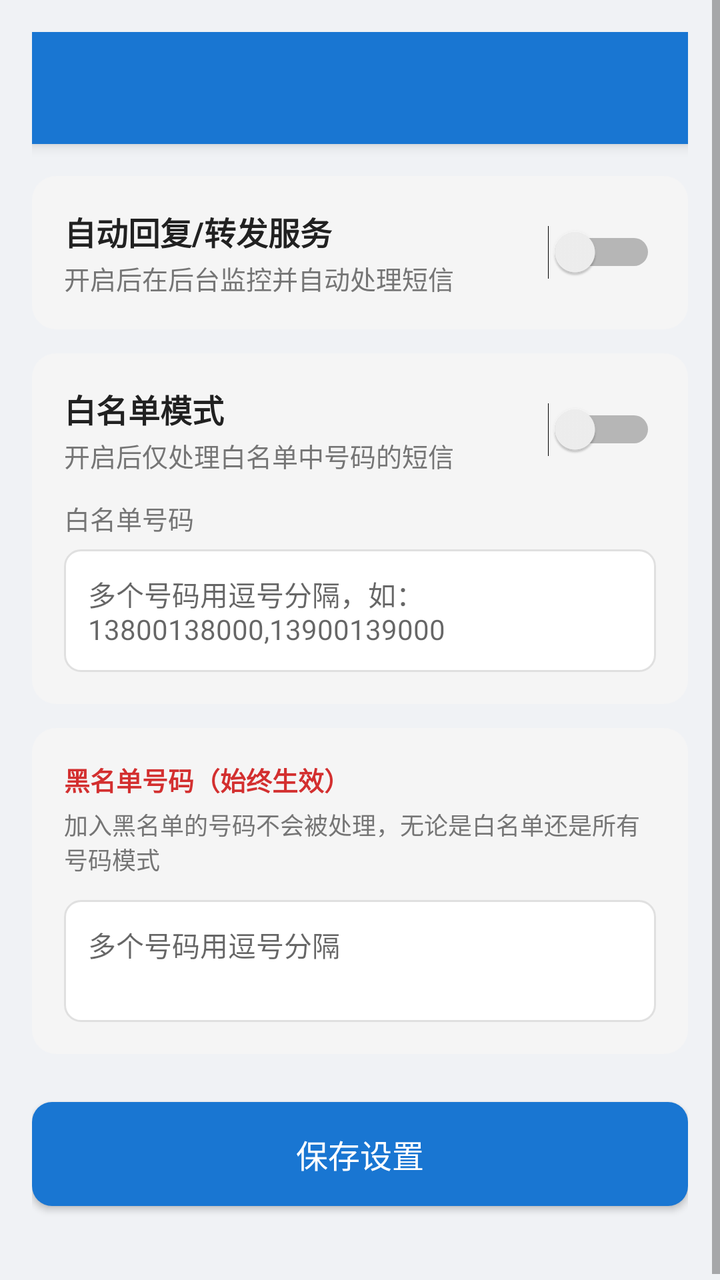
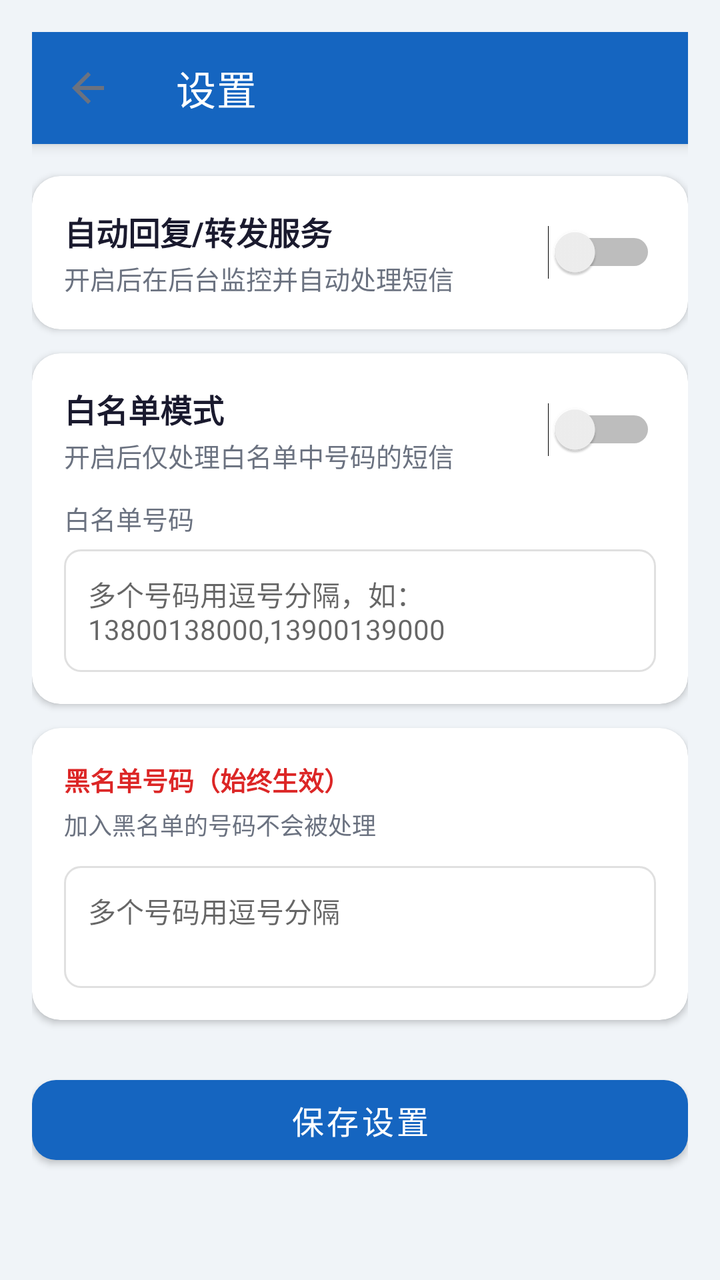

Two renders of the same Android screen: before a commit and after it. Below are the layout's source before the change and the commit's diff.
<!-- AndroidManifest.xml: application theme Theme.SmsAutoReply -->
<!-- res/layout/activity_settings.xml -->
<?xml version="1.0" encoding="utf-8"?>
<ScrollView xmlns:android="http://schemas.android.com/apk/res/android"
    android:layout_width="match_parent"
    android:layout_height="match_parent"
    android:background="@color/page_bg">

    <LinearLayout
        android:layout_width="match_parent"
        android:layout_height="wrap_content"
        android:orientation="vertical"
        android:padding="16dp">

        <androidx.appcompat.widget.Toolbar
            android:id="@+id/toolbar"
            android:layout_width="match_parent"
            android:layout_height="?attr/actionBarSize"
            android:background="@color/primary"
            android:layout_margin="-16dp"
            android:layout_marginBottom="16dp"
            android:elevation="4dp" />

        
        <LinearLayout
            android:layout_width="match_parent"
            android:layout_height="wrap_content"
            android:orientation="horizontal"
            android:gravity="center_vertical"
            android:background="@drawable/card_bg"
            android:layout_marginBottom="12dp">

            <LinearLayout
                android:layout_width="0dp"
                android:layout_height="wrap_content"
                android:layout_weight="1"
                android:orientation="vertical">

                <TextView
                    android:layout_width="wrap_content"
                    android:layout_height="wrap_content"
                    android:text="自动回复/转发服务"
                    android:textSize="16sp"
                    android:textColor="@color/text_primary"
                    android:textStyle="bold" />

                <TextView
                    android:layout_width="wrap_content"
                    android:layout_height="wrap_content"
                    android:text="开启后在后台监控并自动处理短信"
                    android:textSize="13sp"
                    android:textColor="@color/text_secondary"
                    android:layout_marginTop="2dp" />

            </LinearLayout>

            <Switch
                android:id="@+id/switch_service_enabled"
                android:layout_width="wrap_content"
                android:layout_height="wrap_content" />

        </LinearLayout>

        
        <LinearLayout
            android:layout_width="match_parent"
            android:layout_height="wrap_content"
            android:orientation="vertical"
            android:background="@drawable/card_bg"
            android:layout_marginBottom="12dp">

            <LinearLayout
                android:layout_width="match_parent"
                android:layout_height="wrap_content"
                android:orientation="horizontal"
                android:gravity="center_vertical"
                android:layout_marginBottom="12dp">

                <LinearLayout
                    android:layout_width="0dp"
                    android:layout_height="wrap_content"
                    android:layout_weight="1"
                    android:orientation="vertical">

                    <TextView
                        android:layout_width="wrap_content"
                        android:layout_height="wrap_content"
                        android:text="白名单模式"
                        android:textSize="16sp"
                        android:textColor="@color/text_primary"
                        android:textStyle="bold" />

                    <TextView
                        android:layout_width="wrap_content"
                        android:layout_height="wrap_content"
                        android:text="开启后仅处理白名单中号码的短信"
                        android:textSize="13sp"
                        android:textColor="@color/text_secondary"
                        android:layout_marginTop="2dp" />

                </LinearLayout>

                <Switch
                    android:id="@+id/switch_whitelist_mode"
                    android:layout_width="wrap_content"
                    android:layout_height="wrap_content" />

            </LinearLayout>

            <TextView
                android:layout_width="wrap_content"
                android:layout_height="wrap_content"
                android:text="白名单号码"
                android:textSize="13sp"
                android:textColor="@color/text_secondary"
                android:layout_marginBottom="6dp" />

            <EditText
                android:id="@+id/et_whitelist_numbers"
                android:layout_width="match_parent"
                android:layout_height="wrap_content"
                android:hint="多个号码用逗号分隔，如：13800138000,13900139000"
                android:minLines="2"
                android:gravity="top"
                android:padding="12dp"
                android:background="@drawable/edittext_bg"
                android:textSize="14sp" />

        </LinearLayout>

        
        <LinearLayout
            android:layout_width="match_parent"
            android:layout_height="wrap_content"
            android:orientation="vertical"
            android:background="@drawable/card_bg"
            android:layout_marginBottom="24dp">

            <TextView
                android:layout_width="wrap_content"
                android:layout_height="wrap_content"
                android:text="黑名单号码（始终生效）"
                android:textSize="13sp"
                android:textColor="#D32F2F"
                android:textStyle="bold"
                android:layout_marginBottom="4dp" />

            <TextView
                android:layout_width="wrap_content"
                android:layout_height="wrap_content"
                android:text="加入黑名单的号码不会被处理，无论是白名单还是所有号码模式"
                android:textSize="12sp"
                android:textColor="@color/text_secondary"
                android:layout_marginBottom="12dp" />

            <EditText
                android:id="@+id/et_blacklist_numbers"
                android:layout_width="match_parent"
                android:layout_height="wrap_content"
                android:hint="多个号码用逗号分隔"
                android:minLines="2"
                android:gravity="top"
                android:padding="12dp"
                android:background="@drawable/edittext_bg"
                android:textSize="14sp" />

        </LinearLayout>

        <Button
            android:id="@+id/btn_save_settings"
            android:layout_width="match_parent"
            android:layout_height="52dp"
            android:text="保存设置"
            android:textSize="16sp"
            android:textColor="#FFFFFF"
            android:background="@drawable/btn_primary_bg"
            android:gravity="center"
            android:textAllCaps="false"
            android:layout_marginBottom="24dp" />

    </LinearLayout>

</ScrollView>
<!-- resources referenced by this layout -->
<resources>
  <color name="page_bg">#F0F2F5</color>
  <color name="primary">#1976D2</color>
  <color name="text_primary">#212121</color>
  <color name="text_secondary">#757575</color>
  <!-- drawable btn_primary_bg (drawable) -->
  <?xml version="1.0" encoding="utf-8"?>
  <shape xmlns:android="http://schemas.android.com/apk/res/android"
      android:shape="rectangle">
      <solid android:color="#1976D2" />
      <corners android:radius="10dp" />
  </shape>
  <!-- drawable card_bg (drawable) -->
  <?xml version="1.0" encoding="utf-8"?>
  <shape xmlns:android="http://schemas.android.com/apk/res/android"
      android:shape="rectangle">
      <solid android:color="#F5F5F5" />
      <corners android:radius="12dp" />
      <padding android:left="16dp" android:top="16dp" android:right="16dp" android:bottom="16dp" />
  </shape>
  <!-- drawable edittext_bg (drawable) -->
  <?xml version="1.0" encoding="utf-8"?>
  <shape xmlns:android="http://schemas.android.com/apk/res/android"
      android:shape="rectangle">
      <solid android:color="#FFFFFF" />
      <stroke android:width="1dp" android:color="#E0E0E0" />
      <corners android:radius="8dp" />
      <padding android:left="12dp" android:top="12dp" android:right="12dp" android:bottom="12dp" />
  </shape>
  <style name="Theme.SmsAutoReply" parent="Theme.AppCompat.Light.DarkActionBar">
          <item name="colorPrimary">#FF1976D2</item>
          <item name="colorPrimaryDark">#FF1565C0</item>
          <item name="colorAccent">#FF26A69A</item>
          <item name="android:statusBarColor">#FF1565C0</item>
      </style>
</resources>

<!-- the commit's change to res/layout/activity_settings.xml (unified diff, before → after) -->
@@ -1,5 +1,6 @@
 <?xml version="1.0" encoding="utf-8"?>
 <ScrollView xmlns:android="http://schemas.android.com/apk/res/android"
+    xmlns:app="http://schemas.android.com/apk/res-auto"
     android:layout_width="match_parent"
     android:layout_height="match_parent"
     android:background="@color/page_bg">
@@ -17,62 +18,27 @@
             android:background="@color/primary"
             android:layout_margin="-16dp"
             android:layout_marginBottom="16dp"
-            android:elevation="4dp" />
+            android:elevation="4dp"
+            app:title="设置"
+            app:titleTextColor="@color/on_primary"
+            app:navigationIcon="?attr/homeAsUpIndicator" />
 
         
-        <LinearLayout
+        <com.google.android.material.card.MaterialCardView
             android:layout_width="match_parent"
             android:layout_height="wrap_content"
-            android:orientation="horizontal"
-            android:gravity="center_vertical"
-            android:background="@drawable/card_bg"
-            android:layout_marginBottom="12dp">
-
-            <LinearLayout
-                android:layout_width="0dp"
-                android:layout_height="wrap_content"
-                android:layout_weight="1"
-                android:orientation="vertical">
-
-                <TextView
-                    android:layout_width="wrap_content"
-                    android:layout_height="wrap_content"
-                    android:text="自动回复/转发服务"
-                    android:textSize="16sp"
-                    android:textColor="@color/text_primary"
-                    android:textStyle="bold" />
-
-                <TextView
-                    android:layout_width="wrap_content"
-                    android:layout_height="wrap_content"
-                    android:text="开启后在后台监控并自动处理短信"
-                    android:textSize="13sp"
-                    android:textColor="@color/text_secondary"
-                    android:layout_marginTop="2dp" />
-
-            </LinearLayout>
-
-            <Switch
-                android:id="@+id/switch_service_enabled"
-                android:layout_width="wrap_content"
-                android:layout_height="wrap_content" />
-
-        </LinearLayout>
-
-        
-        <LinearLayout
-            android:layout_width="match_parent"
-            android:layout_height="wrap_content"
-            android:orientation="vertical"
-            android:background="@drawable/card_bg"
-            android:layout_marginBottom="12dp">
+            android:layout_marginBottom="12dp"
+            app:cardCornerRadius="14dp"
+            app:cardElevation="2dp"
+            app:cardBackgroundColor="@color/card_bg"
+            app:strokeWidth="0dp"
+            app:contentPadding="16dp">
 
             <LinearLayout
                 android:layout_width="match_parent"
                 android:layout_height="wrap_content"
                 android:orientation="horizontal"
-                android:gravity="center_vertical"
-                android:layout_marginBottom="12dp">
+                android:gravity="center_vertical">
 
                 <LinearLayout
                     android:layout_width="0dp"
@@ -83,7 +49,7 @@
                     <TextView
                         android:layout_width="wrap_content"
                         android:layout_height="wrap_content"
-                        android:text="白名单模式"
+                        android:text="自动回复/转发服务"
                         android:textSize="16sp"
                         android:textColor="@color/text_primary"
                         android:textStyle="bold" />
@@ -91,7 +57,7 @@
                     <TextView
                         android:layout_width="wrap_content"
                         android:layout_height="wrap_content"
-                        android:text="开启后仅处理白名单中号码的短信"
+                        android:text="开启后在后台监控并自动处理短信"
                         android:textSize="13sp"
                         android:textColor="@color/text_secondary"
                         android:layout_marginTop="2dp" />
@@ -99,81 +65,147 @@
                 </LinearLayout>
 
                 <Switch
-                    android:id="@+id/switch_whitelist_mode"
+                    android:id="@+id/switch_service_enabled"
                     android:layout_width="wrap_content"
                     android:layout_height="wrap_content" />
 
             </LinearLayout>
 
-            <TextView
-                android:layout_width="wrap_content"
-                android:layout_height="wrap_content"
-                android:text="白名单号码"
-                android:textSize="13sp"
-                android:textColor="@color/text_secondary"
-                android:layout_marginBottom="6dp" />
-
-            <EditText
-                android:id="@+id/et_whitelist_numbers"
+        </com.google.android.material.card.MaterialCardView>
+
+        
+        <com.google.android.material.card.MaterialCardView
+            android:layout_width="match_parent"
+            android:layout_height="wrap_content"
+            android:layout_marginBottom="12dp"
+            app:cardCornerRadius="14dp"
+            app:cardElevation="2dp"
+            app:cardBackgroundColor="@color/card_bg"
+            app:strokeWidth="0dp"
+            app:contentPadding="16dp">
+
+            <LinearLayout
                 android:layout_width="match_parent"
                 android:layout_height="wrap_content"
-                android:hint="多个号码用逗号分隔，如：13800138000,13900139000"
-                android:minLines="2"
-                android:gravity="top"
-                android:padding="12dp"
-                android:background="@drawable/edittext_bg"
-                android:textSize="14sp" />
-
-        </LinearLayout>
+                android:orientation="vertical">
+
+                <LinearLayout
+                    android:layout_width="match_parent"
+                    android:layout_height="wrap_content"
+                    android:orientation="horizontal"
+                    android:gravity="center_vertical"
+                    android:layout_marginBottom="12dp">
+
+                    <LinearLayout
+                        android:layout_width="0dp"
+                        android:layout_height="wrap_content"
+                        android:layout_weight="1"
+                        android:orientation="vertical">
+
+                        <TextView
+                            android:layout_width="wrap_content"
+                            android:layout_height="wrap_content"
+                            android:text="白名单模式"
+                            android:textSize="16sp"
+                            android:textColor="@color/text_primary"
+                            android:textStyle="bold" />
+
+                        <TextView
+                            android:layout_width="wrap_content"
+                            android:layout_height="wrap_content"
+                            android:text="开启后仅处理白名单中号码的短信"
+                            android:textSize="13sp"
+                            android:textColor="@color/text_secondary"
+                            android:layout_marginTop="2dp" />
+
+                    </LinearLayout>
+
+                    <Switch
+                        android:id="@+id/switch_whitelist_mode"
+                        android:layout_width="wrap_content"
+                        android:layout_height="wrap_content" />
+
+                </LinearLayout>
+
+                <TextView
+                    android:layout_width="wrap_content"
+                    android:layout_height="wrap_content"
+                    android:text="白名单号码"
+                    android:textSize="13sp"
+                    android:textColor="@color/text_secondary"
+                    android:layout_marginBottom="6dp" />
+
+                <EditText
+                    android:id="@+id/et_whitelist_numbers"
+                    android:layout_width="match_parent"
+                    android:layout_height="wrap_content"
+                    android:hint="多个号码用逗号分隔，如：13800138000,13900139000"
+                    android:minLines="2"
+                    android:gravity="top"
+                    android:padding="12dp"
+                    android:background="@drawable/edittext_bg"
+                    android:textSize="14sp" />
+
+            </LinearLayout>
+
+        </com.google.android.material.card.MaterialCardView>
 
         
-        <LinearLayout
+        <com.google.android.material.card.MaterialCardView
             android:layout_width="match_parent"
             android:layout_height="wrap_content"
-            android:orientation="vertical"
-            android:background="@drawable/card_bg"
-            android:layout_marginBottom="24dp">
-
-            <TextView
-                android:layout_width="wrap_content"
-                android:layout_height="wrap_content"
-                android:text="黑名单号码（始终生效）"
-                android:textSize="13sp"
-                android:textColor="#D32F2F"
-                android:textStyle="bold"
-                android:layout_marginBottom="4dp" />
-
-            <TextView
-                android:layout_width="wrap_content"
-                android:layout_height="wrap_content"
-                android:text="加入黑名单的号码不会被处理，无论是白名单还是所有号码模式"
-                android:textSize="12sp"
-                android:textColor="@color/text_secondary"
-                android:layout_marginBottom="12dp" />
-
-            <EditText
-                android:id="@+id/et_blacklist_numbers"
+            android:layout_marginBottom="24dp"
+            app:cardCornerRadius="14dp"
+            app:cardElevation="2dp"
+            app:cardBackgroundColor="@color/card_bg"
+            app:strokeWidth="0dp"
+            app:contentPadding="16dp">
+
+            <LinearLayout
                 android:layout_width="match_parent"
                 android:layout_height="wrap_content"
-                android:hint="多个号码用逗号分隔"
-                android:minLines="2"
-                android:gravity="top"
-                android:padding="12dp"
-                android:background="@drawable/edittext_bg"
-                android:textSize="14sp" />
-
-        </LinearLayout>
-
-        <Button
+                android:orientation="vertical">
+
+                <TextView
+                    android:layout_width="wrap_content"
+                    android:layout_height="wrap_content"
+                    android:text="黑名单号码（始终生效）"
+                    android:textSize="13sp"
+                    android:textColor="@color/error_red"
+                    android:textStyle="bold"
+                    android:layout_marginBottom="4dp" />
+
+                <TextView
+                    android:layout_width="wrap_content"
+                    android:layout_height="wrap_content"
+                    android:text="加入黑名单的号码不会被处理"
+                    android:textSize="12sp"
+                    android:textColor="@color/text_secondary"
+                    android:layout_marginBottom="12dp" />
+
+                <EditText
+                    android:id="@+id/et_blacklist_numbers"
+                    android:layout_width="match_parent"
+                    android:layout_height="wrap_content"
+                    android:hint="多个号码用逗号分隔"
+                    android:minLines="2"
+                    android:gravity="top"
+                    android:padding="12dp"
+                    android:background="@drawable/edittext_bg"
+                    android:textSize="14sp" />
+
+            </LinearLayout>
+
+        </com.google.android.material.card.MaterialCardView>
+
+        <com.google.android.material.button.MaterialButton
             android:id="@+id/btn_save_settings"
             android:layout_width="match_parent"
             android:layout_height="52dp"
             android:text="保存设置"
             android:textSize="16sp"
-            android:textColor="#FFFFFF"
-            android:background="@drawable/btn_primary_bg"
-            android:gravity="center"
-            android:textAllCaps="false"
+            app:cornerRadius="12dp"
+            app:backgroundTint="@color/primary"
             android:layout_marginBottom="24dp" />
 
     </LinearLayout>
<!-- resource entries referenced after the edit -->
@@ -1,24 +1,12 @@
 <!-- resources referenced by this layout -->
 <resources>
-  <color name="page_bg">#F0F2F5</color>
-  <color name="primary">#1976D2</color>
-  <color name="text_primary">#212121</color>
-  <color name="text_secondary">#757575</color>
-  <!-- drawable btn_primary_bg (drawable) -->
-  <?xml version="1.0" encoding="utf-8"?>
-  <shape xmlns:android="http://schemas.android.com/apk/res/android"
-      android:shape="rectangle">
-      <solid android:color="#1976D2" />
-      <corners android:radius="10dp" />
-  </shape>
-  <!-- drawable card_bg (drawable) -->
-  <?xml version="1.0" encoding="utf-8"?>
-  <shape xmlns:android="http://schemas.android.com/apk/res/android"
-      android:shape="rectangle">
-      <solid android:color="#F5F5F5" />
-      <corners android:radius="12dp" />
-      <padding android:left="16dp" android:top="16dp" android:right="16dp" android:bottom="16dp" />
-  </shape>
+  <color name="card_bg">#FFFFFF</color>
+  <color name="error_red">#DC2626</color>
+  <color name="on_primary">#FFFFFF</color>
+  <color name="page_bg">#F0F4F8</color>
+  <color name="primary">#1565C0</color>
+  <color name="text_primary">#1A1A2E</color>
+  <color name="text_secondary">#6B7280</color>
   <!-- drawable edittext_bg (drawable) -->
   <?xml version="1.0" encoding="utf-8"?>
   <shape xmlns:android="http://schemas.android.com/apk/res/android"
@@ -28,11 +16,38 @@
       <corners android:radius="8dp" />
       <padding android:left="12dp" android:top="12dp" android:right="12dp" android:bottom="12dp" />
   </shape>
-  <style name="Theme.SmsAutoReply" parent="Theme.AppCompat.Light.DarkActionBar">
-          <item name="colorPrimary">#FF1976D2</item>
-          <item name="colorPrimaryDark">#FF1565C0</item>
-          <item name="colorAccent">#FF26A69A</item>
-          <item name="android:statusBarColor">#FF1565C0</item>
+  <style name="Theme.SmsAutoReply" parent="Theme.MaterialComponents.Light.NoActionBar">
+          
+          <item name="colorPrimary">@color/primary</item>
+          <item name="colorPrimaryDark">@color/primary_dark</item>
+          <item name="colorOnPrimary">@color/on_primary</item>
+  
+          
+          <item name="colorSecondary">@color/secondary</item>
+          <item name="colorOnSecondary">@color/on_secondary</item>
+  
+          
+          <item name="colorSurface">@color/surface</item>
+          <item name="android:colorBackground">@color/page_bg</item>
+  
+          
+          <item name="android:statusBarColor">@color/primary_dark</item>
+  
+          
+          <item name="toolbarStyle">@style/Widget.MaterialComponents.Toolbar.Primary</item>
+  
+          
+          <item name="shapeAppearanceSmallComponent">@style/ShapeAppearance.MaterialComponents.SmallComponent</item>
+          <item name="shapeAppearanceMediumComponent">@style/ShapeAppearance.MaterialComponents.MediumComponent</item>
+  
+          
+          <item name="colorAccent">@color/accent</item>
+          <item name="colorControlNormal">@color/text_secondary</item>
       </style>
+  <color name="primary_dark">#0D47A1</color>
+  <color name="secondary">#00897B</color>
+  <color name="on_secondary">#FFFFFF</color>
+  <color name="surface">#FFFFFF</color>
+  <color name="accent">#26A69A</color>
 </resources>
 
